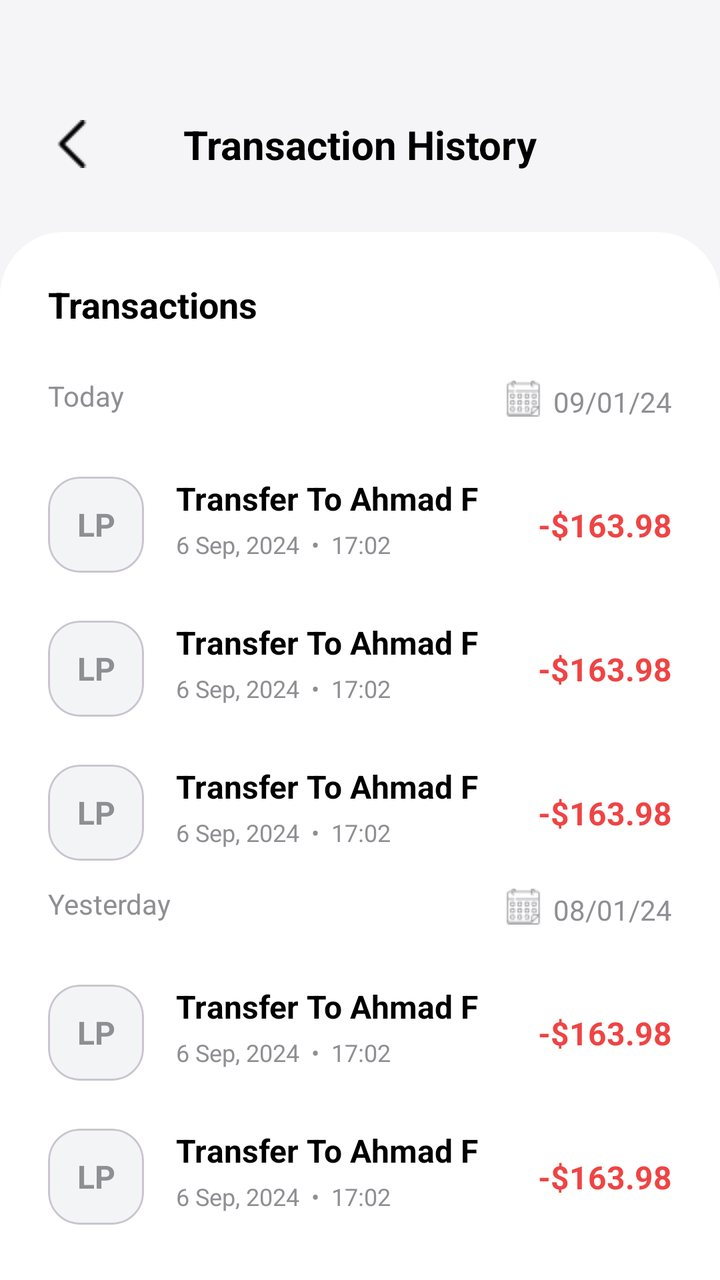
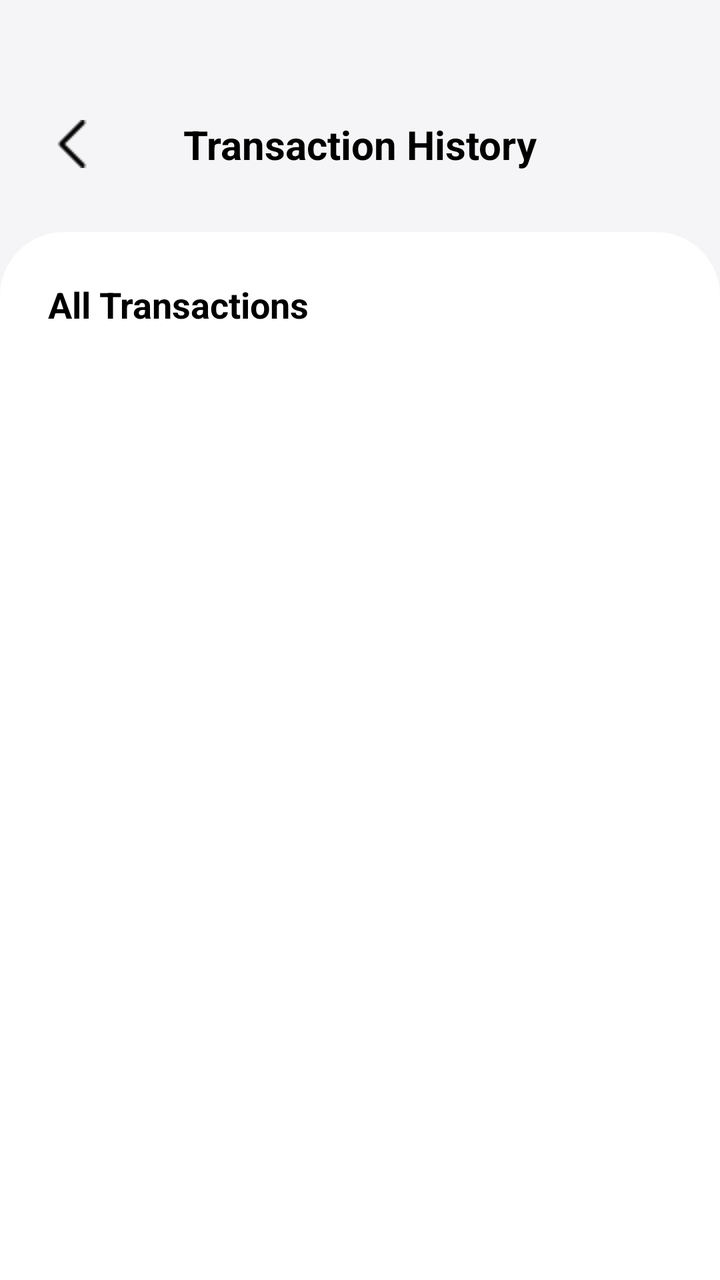

Two renders of the same Android screen: before a commit and after it. Below are the layout's source before the change and the commit's diff.
<!-- AndroidManifest.xml: application theme Theme.ApnaPay -->
<!-- res/layout/activity_transaction_history.xml -->
<?xml version="1.0" encoding="utf-8"?>
<androidx.constraintlayout.widget.ConstraintLayout
    xmlns:android="http://schemas.android.com/apk/res/android"
    xmlns:app="http://schemas.android.com/apk/res-auto"
    android:layout_width="match_parent"
    android:layout_height="match_parent"
    android:background="@color/bg_light">

    
    <ImageView
        android:id="@+id/btnBack"
        android:layout_width="24dp"
        android:layout_height="24dp"
        android:src="@drawable/back"
        app:tint="@color/text_main"
        android:layout_marginTop="60dp"
        android:layout_marginStart="24dp"
        app:layout_constraintTop_toTopOf="parent"
        app:layout_constraintStart_toStartOf="parent"/>

    <TextView
        android:layout_width="wrap_content"
        android:layout_height="wrap_content"
        android:text="Transaction History"
        android:textSize="20sp"
        android:textStyle="bold"
        android:textColor="@color/text_main"
        app:layout_constraintTop_toTopOf="@id/btnBack"
        app:layout_constraintBottom_toBottomOf="@id/btnBack"
        app:layout_constraintStart_toStartOf="parent"
        app:layout_constraintEnd_toEndOf="parent"/>

    
    <androidx.core.widget.NestedScrollView
        android:layout_width="match_parent"
        android:layout_height="0dp"
        android:layout_marginTop="32dp"
        android:background="@drawable/bg_top_rounded_white"
        android:padding="24dp"
        app:layout_constraintTop_toBottomOf="@id/btnBack"
        app:layout_constraintBottom_toBottomOf="parent">

        <LinearLayout
            android:layout_width="match_parent"
            android:layout_height="wrap_content"
            android:orientation="vertical">

            
            <RelativeLayout
                android:layout_width="match_parent"
                android:layout_height="wrap_content"
                android:layout_marginBottom="24dp">
                <TextView
                    android:layout_width="wrap_content"
                    android:layout_height="wrap_content"
                    android:text="Transactions"
                    android:textStyle="bold"
                    android:textColor="@color/text_main"
                    android:textSize="18sp"/>

            </RelativeLayout>

            
            <RelativeLayout
                android:layout_width="match_parent"
                android:layout_height="wrap_content"
                android:layout_marginBottom="16dp">
                <TextView
                    android:layout_width="wrap_content"
                    android:layout_height="wrap_content"
                    android:text="Today"
                    android:textColor="@color/text_muted"/>

                <LinearLayout
                    android:layout_width="wrap_content"
                    android:layout_height="wrap_content"
                    android:orientation="horizontal"
                    android:gravity="center_vertical"
                    android:layout_alignParentEnd="true"
                    android:layout_gravity="end">

                    <ImageView
                        android:layout_width="18dp"
                        android:layout_height="18dp"
                        android:src="@drawable/calendar"
                        android:tint="@color/text_muted"
                        android:layout_marginEnd="6dp"/>

                    <TextView
                        android:layout_width="wrap_content"
                        android:layout_height="wrap_content"
                        android:paddingTop="3dp"
                        android:text="09/01/24"
                        android:textColor="@color/text_muted"/>

                </LinearLayout>

            </RelativeLayout>

            
            <include layout="@layout/item_transaction"/>
            <include layout="@layout/item_transaction"/>
            <include layout="@layout/item_transaction"/>

            
            <RelativeLayout
                android:layout_width="match_parent"
                android:layout_height="wrap_content"
                android:layout_marginBottom="16dp">
                <TextView
                    android:layout_width="wrap_content"
                    android:layout_height="wrap_content"
                    android:text="Yesterday"
                    android:textColor="@color/text_muted"/>

                <LinearLayout
                    android:layout_width="wrap_content"
                    android:layout_height="wrap_content"
                    android:orientation="horizontal"
                    android:gravity="center_vertical"
                    android:layout_alignParentEnd="true"
                    android:layout_gravity="end">

                    <ImageView
                        android:layout_width="18dp"
                        android:layout_height="18dp"
                        android:src="@drawable/calendar"
                        android:tint="@color/text_muted"
                        android:layout_marginEnd="6dp"/>

                    <TextView
                        android:layout_width="wrap_content"
                        android:layout_height="wrap_content"
                        android:paddingTop="3dp"
                        android:text="08/01/24"
                        android:textColor="@color/text_muted"/>

                </LinearLayout>

            </RelativeLayout>
            <include layout="@layout/item_transaction"/>
            <include layout="@layout/item_transaction"/>

        </LinearLayout>
    </androidx.core.widget.NestedScrollView>

</androidx.constraintlayout.widget.ConstraintLayout>
<!-- res/layout/item_transaction.xml (included above) -->
<?xml version="1.0" encoding="utf-8"?>
<androidx.constraintlayout.widget.ConstraintLayout
    xmlns:android="http://schemas.android.com/apk/res/android"
    xmlns:app="http://schemas.android.com/apk/res-auto"
    android:layout_width="match_parent"
    android:layout_height="wrap_content"
    android:paddingVertical="12dp"
    android:background="?android:attr/selectableItemBackground"> 

    
    <com.google.android.material.card.MaterialCardView
        android:id="@+id/iconContainer"
        android:layout_width="48dp"
        android:layout_height="48dp"
        app:cardBackgroundColor="#F3F4F6"
        app:cardCornerRadius="16dp"
        app:cardElevation="0dp"
        app:layout_constraintTop_toTopOf="parent"
        app:layout_constraintBottom_toBottomOf="parent"
        app:layout_constraintStart_toStartOf="parent">

        
        <TextView
            android:id="@+id/tvInitials"
            android:layout_width="match_parent"
            android:layout_height="match_parent"
            android:text="LP"
            android:textColor="@color/text_muted"
            android:textSize="16sp"
            android:textStyle="bold"
            android:gravity="center" />

        
        <ImageView
            android:id="@+id/imgIcon"
            android:layout_width="24dp"
            android:layout_height="24dp"
            android:layout_gravity="center"
            android:visibility="gone"
            app:tint="@color/apnapay_purple"/>
    </com.google.android.material.card.MaterialCardView>

    
    <TextView
        android:id="@+id/tvTransactionTitle"
        android:layout_width="0dp"
        android:layout_height="wrap_content"
        android:text="Transfer To Ahmad F"
        android:textColor="@color/text_main"
        android:textSize="16sp"
        android:textStyle="bold"
        android:layout_marginStart="16dp"
        android:layout_marginEnd="16dp"
        app:layout_constraintTop_toTopOf="@id/iconContainer"
        app:layout_constraintStart_toEndOf="@id/iconContainer"
        app:layout_constraintEnd_toStartOf="@id/tvTransactionAmount"/>

    
    <TextView
        android:id="@+id/tvTransactionDate"
        android:layout_width="0dp"
        android:layout_height="wrap_content"
        android:text="6 Sep, 2024  •  17:02"
        android:textColor="@color/text_muted"
        android:textSize="12sp"
        android:layout_marginTop="4dp"
        app:layout_constraintTop_toBottomOf="@id/tvTransactionTitle"
        app:layout_constraintStart_toStartOf="@id/tvTransactionTitle"
        app:layout_constraintEnd_toStartOf="@id/tvTransactionAmount"/>

    
    <TextView
        android:id="@+id/tvTransactionAmount"
        android:layout_width="wrap_content"
        android:layout_height="wrap_content"
        android:text="-$163.98"
        android:textColor="@color/error_red"
        android:textSize="16sp"
        android:textStyle="bold"
        app:layout_constraintTop_toTopOf="parent"
        app:layout_constraintBottom_toBottomOf="parent"
        app:layout_constraintEnd_toEndOf="parent"/>

</androidx.constraintlayout.widget.ConstraintLayout>
<!-- resources referenced by this layout -->
<resources>
  <color name="apnapay_purple">#8b3dff</color>
  <color name="bg_light">#F5F5F7</color>
  <color name="error_red">#EF4444</color>
  <color name="text_main">#000000</color>
  <color name="text_muted">#8E8E93</color>
  <!-- drawable back: png bitmap (drawable, 297 bytes) -->
  <!-- drawable bg_top_rounded_white (drawable) -->
  <?xml version="1.0" encoding="utf-8"?>
  <shape xmlns:android="http://schemas.android.com/apk/res/android">
      <solid android:color="@color/bg_white_rounded" />
      <corners android:topLeftRadius="32dp" android:topRightRadius="32dp" />
  </shape>
  <!-- drawable calendar: png bitmap (drawable, 762 bytes) -->
  <style name="Theme.ApnaPay" parent="Base.Theme.ApnaPay" />
  <color name="bg_white_rounded">#FFFFFF</color>
  <style name="Base.Theme.ApnaPay" parent="Theme.Material3.DayNight.NoActionBar">
          <item name="fontFamily">@font/poppins</item>
      </style>
</resources>

<!-- the commit's change to res/layout/activity_transaction_history.xml (unified diff, before → after) -->
@@ -2,6 +2,7 @@
 <androidx.constraintlayout.widget.ConstraintLayout
     xmlns:android="http://schemas.android.com/apk/res/android"
     xmlns:app="http://schemas.android.com/apk/res-auto"
+    xmlns:tools="http://schemas.android.com/tools"
     android:layout_width="match_parent"
     android:layout_height="match_parent"
     android:background="@color/bg_light">
@@ -31,118 +32,42 @@
         app:layout_constraintEnd_toEndOf="parent"/>
 
     
-    <androidx.core.widget.NestedScrollView
+    <androidx.constraintlayout.widget.ConstraintLayout
         android:layout_width="match_parent"
         android:layout_height="0dp"
         android:layout_marginTop="32dp"
         android:background="@drawable/bg_top_rounded_white"
-        android:padding="24dp"
+        android:paddingTop="24dp"
         app:layout_constraintTop_toBottomOf="@id/btnBack"
         app:layout_constraintBottom_toBottomOf="parent">
 
-        <LinearLayout
+        
+        <TextView
+            android:id="@+id/tvTxTitle"
+            android:layout_width="wrap_content"
+            android:layout_height="wrap_content"
+            android:text="All Transactions"
+            android:textStyle="bold"
+            android:textColor="@color/text_main"
+            android:textSize="18sp"
+            android:layout_marginStart="24dp"
+            app:layout_constraintTop_toTopOf="parent"
+            app:layout_constraintStart_toStartOf="parent"/>
+
+        
+        <androidx.recyclerview.widget.RecyclerView
+            android:padding="20dp"
+            android:id="@+id/rvAllTransactions"
             android:layout_width="match_parent"
-            android:layout_height="wrap_content"
-            android:orientation="vertical">
+            android:layout_height="0dp"
+            android:layout_marginTop="16dp"
+            android:clipToPadding="false"
+            android:paddingBottom="24dp"
+            app:layout_constraintTop_toBottomOf="@id/tvTxTitle"
+            app:layout_constraintBottom_toBottomOf="parent"
+            tools:listitem="@layout/item_transaction" />
 
-            
-            <RelativeLayout
-                android:layout_width="match_parent"
-                android:layout_height="wrap_content"
-                android:layout_marginBottom="24dp">
-                <TextView
-                    android:layout_width="wrap_content"
-                    android:layout_height="wrap_content"
-                    android:text="Transactions"
-                    android:textStyle="bold"
-                    android:textColor="@color/text_main"
-                    android:textSize="18sp"/>
-
-            </RelativeLayout>
-
-            
-            <RelativeLayout
-                android:layout_width="match_parent"
-                android:layout_height="wrap_content"
-                android:layout_marginBottom="16dp">
-                <TextView
-                    android:layout_width="wrap_content"
-                    android:layout_height="wrap_content"
-                    android:text="Today"
-                    android:textColor="@color/text_muted"/>
-
-                <LinearLayout
-                    android:layout_width="wrap_content"
-                    android:layout_height="wrap_content"
-                    android:orientation="horizontal"
-                    android:gravity="center_vertical"
-                    android:layout_alignParentEnd="true"
-                    android:layout_gravity="end">
-
-                    <ImageView
-                        android:layout_width="18dp"
-                        android:layout_height="18dp"
-                        android:src="@drawable/calendar"
-                        android:tint="@color/text_muted"
-                        android:layout_marginEnd="6dp"/>
-
-                    <TextView
-                        android:layout_width="wrap_content"
-                        android:layout_height="wrap_content"
-                        android:paddingTop="3dp"
-                        android:text="09/01/24"
-                        android:textColor="@color/text_muted"/>
-
-                </LinearLayout>
-
-            </RelativeLayout>
-
-            
-            <include layout="@layout/item_transaction"/>
-            <include layout="@layout/item_transaction"/>
-            <include layout="@layout/item_transaction"/>
-
-            
-            <RelativeLayout
-                android:layout_width="match_parent"
-                android:layout_height="wrap_content"
-                android:layout_marginBottom="16dp">
-                <TextView
-                    android:layout_width="wrap_content"
-                    android:layout_height="wrap_content"
-                    android:text="Yesterday"
-                    android:textColor="@color/text_muted"/>
-
-                <LinearLayout
-                    android:layout_width="wrap_content"
-                    android:layout_height="wrap_content"
-                    android:orientation="horizontal"
-                    android:gravity="center_vertical"
-                    android:layout_alignParentEnd="true"
-                    android:layout_gravity="end">
-
-                    <ImageView
-                        android:layout_width="18dp"
-                        android:layout_height="18dp"
-                        android:src="@drawable/calendar"
-                        android:tint="@color/text_muted"
-                        android:layout_marginEnd="6dp"/>
-
-                    <TextView
-                        android:layout_width="wrap_content"
-                        android:layout_height="wrap_content"
-                        android:paddingTop="3dp"
-                        android:text="08/01/24"
-                        android:textColor="@color/text_muted"/>
-
-                </LinearLayout>
-
-            </RelativeLayout>
-            <include layout="@layout/item_transaction"/>
-            <include layout="@layout/item_transaction"/>
-
-        </LinearLayout>
-    </androidx.core.widget.NestedScrollView>
+    </androidx.constraintlayout.widget.ConstraintLayout>
 
 </androidx.constraintlayout.widget.ConstraintLayout>
 <!-- res/layout/item_transaction.xml (included above) -->
<!-- resource entries referenced after the edit -->
@@ -12,7 +12,6 @@
       <solid android:color="@color/bg_white_rounded" />
       <corners android:topLeftRadius="32dp" android:topRightRadius="32dp" />
   </shape>
-  <!-- drawable calendar: png bitmap (drawable, 762 bytes) -->
   <style name="Theme.ApnaPay" parent="Base.Theme.ApnaPay" />
   <color name="bg_white_rounded">#FFFFFF</color>
   <style name="Base.Theme.ApnaPay" parent="Theme.Material3.DayNight.NoActionBar">
